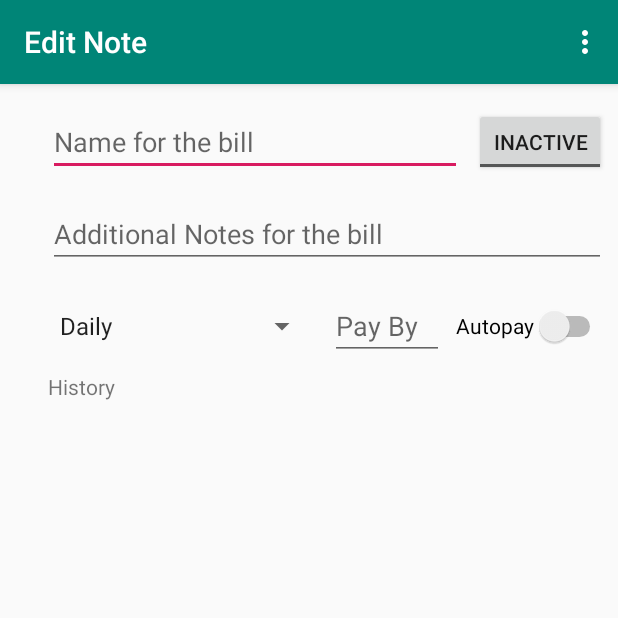
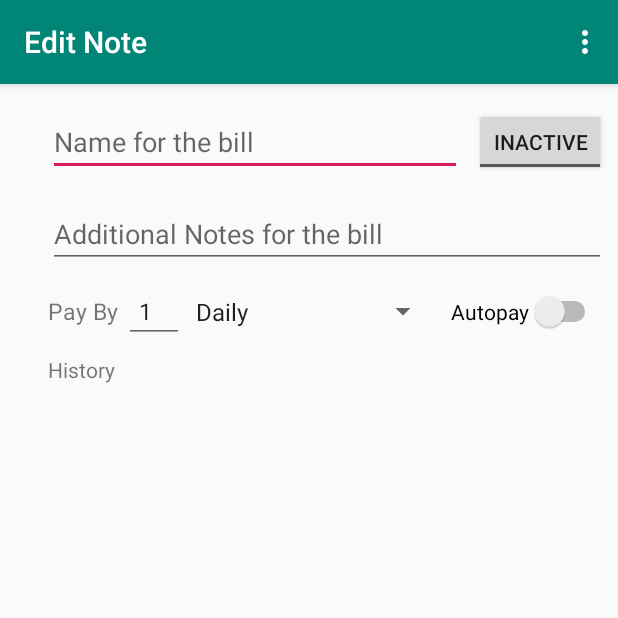
Before and after one commit to msnirmal1487/RemindMe, an Android app: the screen it shows after launch (BillActivity), after a tap on an icon or button, on a phone screen of 412 x 824 dp, the top half of it. Run offline under Robolectric (Android 15) with nearby library versions, the phone set to English and light mode, and no system bars.

```diff
--- a/app/build.gradle
+++ b/app/build.gradle
@@ -27,5 +27,8 @@ dependencies {
     implementation 'com.fasterxml.jackson.core:jackson-databind:2.5.4'
     testImplementation 'junit:junit:4.12'
     androidTestImplementation 'androidx.test:runner:1.2.0'
+    androidTestImplementation 'androidx.test:rules:1.2.0'
     androidTestImplementation 'androidx.test.espresso:espresso-core:3.2.0'
+    androidTestimplementation 'com.squareup.spoon:spoon-client:1.7.1'
+
 }
--- a/app/src/main/java/com/mytests/mobile/remindme/utilities/PaymentFrequency.java
+++ b/app/src/main/java/com/mytests/mobile/remindme/utilities/PaymentFrequency.java
@@ -7,12 +7,12 @@ public enum PaymentFrequency {
 
 
     DIALY("Daily", 1, false),
-    WEEKLY("Weekly",7, false),
-    MONTHLY("Monthly", 1,true),
-    BI_MONTHLY("Bi-Monthly", 2,true),
-    QUATERELY("Quarterly", 3,true),
-    HALF_YEARLY("Half-yearly", 6,true),
-    YEARLY("Yearly", 12,true) ;
+    WEEKLY("Every Week",7, false),
+    MONTHLY("Every Month", 1,true),
+    BI_MONTHLY("Every 2 Months", 2,true),
+    QUATERELY("Every 3 Months", 3,true),
+    HALF_YEARLY("Every 6 Months", 6,true),
+    YEARLY("Every Year", 12,true) ;
 
     private String frequency;
     private int interval;
--- a/app/src/main/res/layout/content_bill.xml
+++ b/app/src/main/res/layout/content_bill.xml
@@ -24,6 +24,17 @@
         app:layout_constraintStart_toStartOf="parent"
         app:layout_constraintTop_toTopOf="parent" />
 
+    <ToggleButton
+        android:id="@+id/toggle_active"
+        android:layout_width="wrap_content"
+        android:layout_height="0dp"
+        android:layout_marginEnd="8dp"
+        android:textOff="Inactive"
+        android:textOn="Active"
+        app:layout_constraintBottom_toBottomOf="@+id/edittext_bill_name"
+        app:layout_constraintEnd_toEndOf="parent"
+        app:layout_constraintTop_toTopOf="@+id/edittext_bill_name" />
+
     <EditText
         android:id="@+id/edittext_note"
         android:layout_width="0dp"
@@ -38,36 +49,74 @@
         app:layout_constraintStart_toStartOf="@+id/edittext_bill_name"
         app:layout_constraintTop_toBottomOf="@+id/edittext_bill_name" />
 
-    <Switch
-        android:id="@+id/switch_autopay"
-        android:layout_width="wrap_content"
-        android:layout_height="0dp"
-        android:text="Autopay"
-        app:layout_constraintBottom_toBottomOf="@+id/edittext_tentative_date"
+
+    <LinearLayout
+        android:id="@+id/payment_frequency_layout"
+        android:layout_width="0dp"
+        android:layout_height="wrap_content"
+        android:layout_marginTop="8dp"
+        android:gravity="center_vertical"
+        android:orientation="horizontal"
         app:layout_constraintEnd_toEndOf="@+id/edittext_note"
-        app:layout_constraintTop_toTopOf="@+id/edittext_tentative_date" />
+        app:layout_constraintStart_toStartOf="@+id/edittext_note"
+        app:layout_constraintTop_toBottomOf="@+id/edittext_note">
 
-    <Spinner
-        android:id="@+id/spinner_frequency"
-        android:layout_width="0dp"
-        android:layout_height="0dp"
-        android:layout_marginEnd="8dp"
-        app:layout_constraintBottom_toBottomOf="@+id/edittext_tentative_date"
-        app:layout_constraintEnd_toStartOf="@+id/edittext_tentative_date"
-        app:layout_constraintStart_toStartOf="@+id/edittext_note"
-        app:layout_constraintTop_toTopOf="@+id/edittext_tentative_date" />
+        <TextView
+            android:id="@+id/pay_by_text"
+            android:layout_width="wrap_content"
+            android:layout_height="wrap_content"
+            android:layout_gravity="center_vertical"
+            android:gravity="center|left"
+            android:text="Pay By "
+            android:textSize="15sp" />
 
-    <EditText
-        android:id="@+id/edittext_tentative_date"
-        android:layout_width="76dp"
-        android:layout_height="wrap_content"
-        android:layout_marginTop="16dp"
-        android:layout_marginEnd="8dp"
-        android:ems="10"
-        android:hint="Pay By"
-        android:inputType="number"
-        app:layout_constraintEnd_toStartOf="@+id/switch_autopay"
-        app:layout_constraintTop_toBottomOf="@+id/edittext_note" />
+        <EditText
+            android:id="@+id/edittext_tentative_date"
+            android:layout_width="40dp"
+            android:layout_height="wrap_content"
+            android:gravity="center_vertical"
+            android:inputType="number"
+            android:paddingLeft="10dp"
+            android:paddingRight="10dp"
+            android:text="@string/tentative_date_default"
+            android:textSize="15sp" />
+
+        <Spinner
+            android:id="@+id/spinner_frequency"
+            android:layout_width="170dp"
+            android:layout_height="match_parent"
+            android:layout_gravity="center"
+            android:layout_marginEnd="8dp" />
+
+        <Switch
+            android:id="@+id/switch_autopay"
+            android:layout_width="wrap_content"
+            android:layout_height="match_parent"
+            android:layout_gravity="center|right"
+            android:minWidth="30dp"
+            android:text="Autopay" />
+
+    </LinearLayout>
+
+
+    <ImageView
+        android:id="@+id/image_camera"
+        android:layout_width="50dp"
+        android:layout_height="50dp"
+        android:layout_marginTop="8dp"
+        android:src="@drawable/ic_camera"
+        app:layout_constraintStart_toStartOf="@+id/payment_frequency_layout"
+        app:layout_constraintTop_toBottomOf="@+id/payment_frequency_layout" />
+
+    <ImageView
+        android:id="@+id/image_thumbnail"
+        android:layout_width="50dp"
+        android:layout_height="50dp"
+        android:layout_marginStart="16dp"
+        android:layout_marginTop="8dp"
+        android:visibility="gone"
+        app:layout_constraintStart_toEndOf="@+id/image_camera"
+        app:layout_constraintTop_toBottomOf="@+id/payment_frequency_layout" />
 
     <TextView
         android:id="@+id/textView_history"
@@ -78,31 +127,4 @@
         app:layout_constraintStart_toStartOf="@+id/image_camera"
         app:layout_constraintTop_toBottomOf="@+id/image_camera" />
 
-    <ToggleButton
-        android:id="@+id/toggle_active"
-        android:layout_width="wrap_content"
-        android:layout_height="0dp"
-        android:layout_marginEnd="8dp"
-        android:textOff="Inactive"
-        android:textOn="Active"
-        app:layout_constraintBottom_toBottomOf="@+id/edittext_bill_name"
-        app:layout_constraintEnd_toEndOf="parent"
-        app:layout_constraintTop_toTopOf="@+id/edittext_bill_name" />
-
-    <ImageView
-        android:id="@+id/image_camera"
-        android:layout_width="50dp"
-        android:layout_height="50dp"
-        app:layout_constraintStart_toStartOf="@+id/spinner_frequency"
-        app:layout_constraintTop_toBottomOf="@+id/spinner_frequency"
-        android:src="@drawable/ic_camera" />
-
-    <ImageView
-        android:id="@+id/image_thumbnail"
-        android:layout_width="50dp"
-        android:layout_height="50dp"
-        app:layout_constraintStart_toEndOf="@+id/image_camera"
-        app:layout_constraintTop_toBottomOf="@+id/spinner_frequency"
-        android:visibility="gone"/>
-
 </androidx.constraintlayout.widget.ConstraintLayout>
--- a/app/src/main/res/values/strings.xml
+++ b/app/src/main/res/values/strings.xml
@@ -7,4 +7,5 @@
     <string name="action_clear_bill_list_cache">Clear Bill List Cache</string>
     <string name="action_populate_bill_list_cache">Populate/Reset Bill List Cache</string>
     <string name="action_read_bill_list_cache">Read Bill List cache (Debug Option)</string>
+    <string name="tentative_date_default">1</string>
 </resources>
```
Also changed, not shown: 1 other file.
